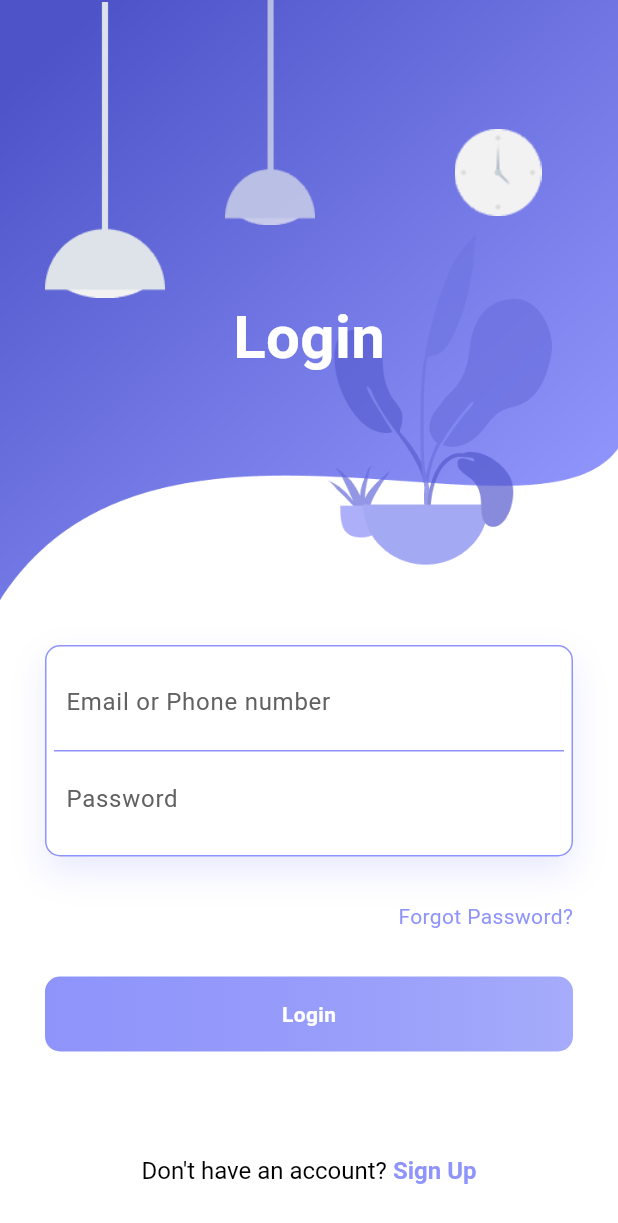
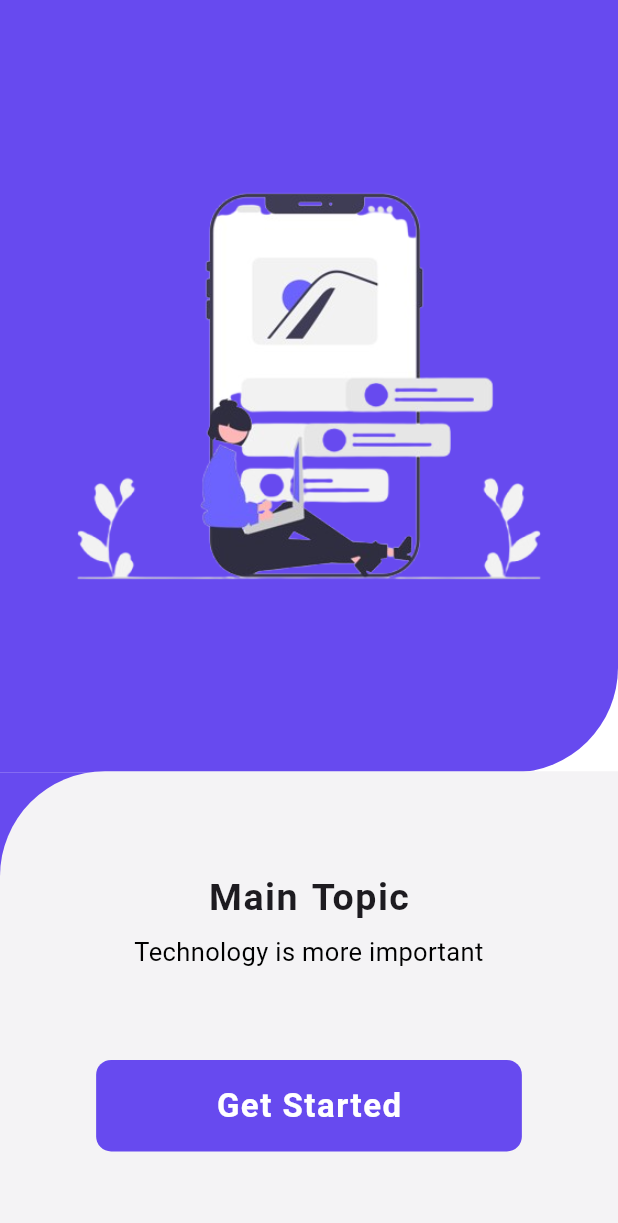
Before and after one commit to nipuni-udari/FlutterApp_01, a Flutter app: the screen it shows after launch, on a phone screen of 412 x 824 dp. Shown: the top 1223 px of the screen. Run offline on Flutter 3.47's test engine with Material 3 defaults, Android fonts, the phone set to English and light mode, and no system bars; our stand-ins replace animate_do.

Commit message:
welcome page done

```diff
--- a/analysis_options.yaml
+++ b/analysis_options.yaml
@@ -7,7 +7,7 @@
 
 # The following line activates a set of recommended lints for Flutter apps,
 # packages, and plugins designed to encourage good coding practices.
-include: package:flutter_lints/flutter.yaml
+#include: package:flutter_lints/flutter.yaml
 
 linter:
   # The lint rules applied to this project can be customized in the
--- a/lib/main.dart
+++ b/lib/main.dart
@@ -1,7 +1,20 @@
 import 'package:flutter/material.dart';
-import 'screens/splash_screen.dart'; // Import the login screen
+import 'screens/splash_screen.dart'; // Import the splash screen
+import 'screens/welcome_screen.dart'; // Import the WelcomeScreen
 
-void main() => runApp(MaterialApp(
+void main() {
+  runApp(MyApp());
+}
+
+class MyApp extends StatelessWidget {
+  @override
+  Widget build(BuildContext context) {
+    return MaterialApp(
       debugShowCheckedModeBanner: false,
-      home: const SplashScreen(), // Use LoginScreen here
-    ));
+      theme: ThemeData(
+        scaffoldBackgroundColor: Colors.white, // Set the background color
+      ),
+      home: SplashScreen(), // Display the SplashScreen first
+    );
+  }
+}
--- a/lib/screens/splash_screen.dart
+++ b/lib/screens/splash_screen.dart
@@ -1,6 +1,6 @@
 import 'package:flutter/material.dart';
 import 'dart:async';
-import 'package:newapp/screens/login_screen.dart';
+import 'welcome_screen.dart'; // Import the WelcomeScreen
 
 class SplashScreen extends StatefulWidget {
   const SplashScreen({Key? key}) : super(key: key);
@@ -15,10 +15,10 @@ class _SplashScreenState extends State<SplashScreen> {
     super.initState();
     // Simulate a delay for the splash screen (e.g., 3 seconds)
     Future.delayed(const Duration(seconds: 3), () {
-      // Navigate to the LoginScreen after the delay
+      // Navigate to the WelcomeScreen after the delay
       Navigator.pushReplacement(
         context,
-        MaterialPageRoute(builder: (context) => const LoginScreen()),
+        MaterialPageRoute(builder: (context) => const WelcomeScreen()),
       );
     });
   }
@@ -26,30 +26,18 @@ class _SplashScreenState extends State<SplashScreen> {
   @override
   Widget build(BuildContext context) {
     return Scaffold(
-      // Use BoxDecoration to apply a gradient background
-      body: Container(
-        decoration: const BoxDecoration(
-          gradient: LinearGradient(
-            colors: [
-              Color.fromRGBO(143, 148, 251, 1), // Start color
-              Color.fromRGBO(70, 78, 226, 1), // End color
-            ],
-            begin: Alignment.topLeft, // Gradient starts from top left
-            end: Alignment.bottomRight, // Gradient ends at bottom right
-          ),
-        ),
-        child: Center(
+      backgroundColor: const Color.fromRGBO(143, 148, 251, 1),
+      body: Center(
         child: AnimatedOpacity(
           opacity: 1.0,
           duration: const Duration(seconds: 2),
           child: Column(
             mainAxisAlignment: MainAxisAlignment.center,
             children: [
-                Image.asset('assets/images/logo.png',
-                    width: 200, height: 200), // Add your logo here
+              Image.asset('assets/images/logo.png', width: 200, height: 200),
               const SizedBox(height: 20),
               const Text(
-                  'Welcome to My App', // Splash screen text
+                'Welcome to Your App',
                 style: TextStyle(
                   color: Colors.white,
                   fontSize: 24,
@@ -60,7 +48,6 @@ class _SplashScreenState extends State<SplashScreen> {
           ),
         ),
       ),
-      ),
     );
   }
 }
--- /dev/null
+++ b/lib/screens/welcome_screen.dart
@@ -0,0 +1,127 @@
+import 'package:flutter/material.dart';
+
+class WelcomeScreen extends StatefulWidget {
+  const WelcomeScreen({Key? key}) : super(key: key);
+
+  @override
+  WelcomeScreenState createState() => WelcomeScreenState();
+}
+
+class WelcomeScreenState extends State<WelcomeScreen> {
+  @override
+  Widget build(BuildContext context) {
+    return Material(
+      child: Container(
+        width: MediaQuery.of(context).size.width,
+        height: MediaQuery.of(context).size.height,
+        child: Stack(
+          children: [
+            Stack(
+              children: [
+                Container(
+                  width: MediaQuery.of(context).size.width,
+                  height: MediaQuery.of(context).size.height /
+                      1.6, // Adjust as needed
+                  decoration: BoxDecoration(
+                    color: Colors.white,
+                  ),
+                ),
+                Container(
+                  width: MediaQuery.of(context).size.width,
+                  height: MediaQuery.of(context).size.height / 1.6,
+                  decoration: BoxDecoration(
+                    color: Color(0xFF674AEF),
+                    borderRadius:
+                        BorderRadius.only(bottomRight: Radius.circular(70)),
+                  ),
+                  child: Center(
+                    child: Image.asset(
+                      "assets/images/welcome.png", // Make sure this is the correct image path
+                      scale: 0.8, // Adjust scale if necessary
+                    ),
+                  ),
+                ),
+              ],
+            ),
+            // Bottom purple section
+            Align(
+              alignment: Alignment.bottomCenter,
+              child: Container(
+                width: MediaQuery.of(context).size.width,
+                height: MediaQuery.of(context).size.height /
+                    2.666, // Adjust as needed
+                decoration: BoxDecoration(
+                  color: Color(0xFF674AEF),
+                ),
+              ),
+            ),
+
+            Align(
+              alignment: Alignment.bottomCenter,
+              child: Container(
+                width: MediaQuery.of(context).size.width,
+                height: MediaQuery.of(context).size.height / 2.66,
+                padding: EdgeInsets.only(top: 40, bottom: 30),
+                decoration: BoxDecoration(
+                  color: Color.fromARGB(255, 244, 243, 245),
+                  borderRadius: BorderRadius.only(
+                    topLeft: Radius.circular(70),
+                  ),
+                ),
+                child: Column(
+                  mainAxisAlignment: MainAxisAlignment.center,
+                  children: [
+                    const Text(
+                      "Main Topic",
+                      style: TextStyle(
+                        fontSize: 25,
+                        fontWeight: FontWeight.w600,
+                        letterSpacing: 1,
+                        wordSpacing: 2,
+                      ),
+                    ),
+                    SizedBox(height: 6),
+                    Padding(
+                      padding: EdgeInsets.symmetric(horizontal: 40),
+                      child: Text(
+                        "Technology is more important",
+                        textAlign: TextAlign.center,
+                        style: TextStyle(
+                          fontSize: 17,
+                          color: Colors.black,
+                        ),
+                      ),
+                    ),
+                    SizedBox(height: 60),
+                    Material(
+                      color: Color(0xFF674AEF),
+                      borderRadius: BorderRadius.circular(10),
+                      child: InkWell(
+                        onTap: () {
+                          // Add your navigation or action here
+                        },
+                        child: Container(
+                          padding: const EdgeInsets.symmetric(
+                              vertical: 15, horizontal: 80),
+                          child: const Text(
+                            "Get Started",
+                            style: TextStyle(
+                              color: Colors.white,
+                              fontSize: 22,
+                              fontWeight: FontWeight.bold,
+                              letterSpacing: 1,
+                            ),
+                          ),
+                        ),
+                      ),
+                    ),
+                  ],
+                ),
+              ),
+            ),
+          ],
+        ),
+      ),
+    );
+  }
+}
--- a/pubspec.yaml
+++ b/pubspec.yaml
@@ -68,6 +68,7 @@ flutter:
     - assets/images/light-2.png
     - assets/images/clock.png
     - assets/images/logo.png
+    - assets/images/welcome.png
 
 
   # An image asset can refer to one or more resolution-specific "variants", see
```
Also changed, not shown: assets/images/welcome.png (added). Lines whose indentation alone changed are shown as unchanged.
